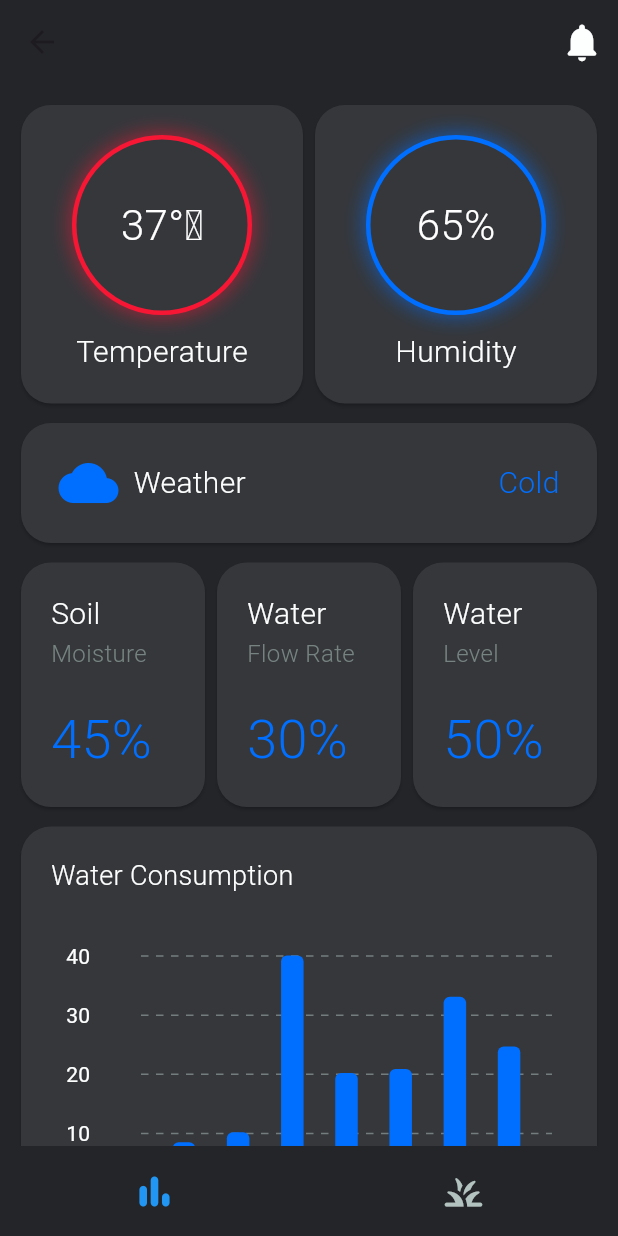
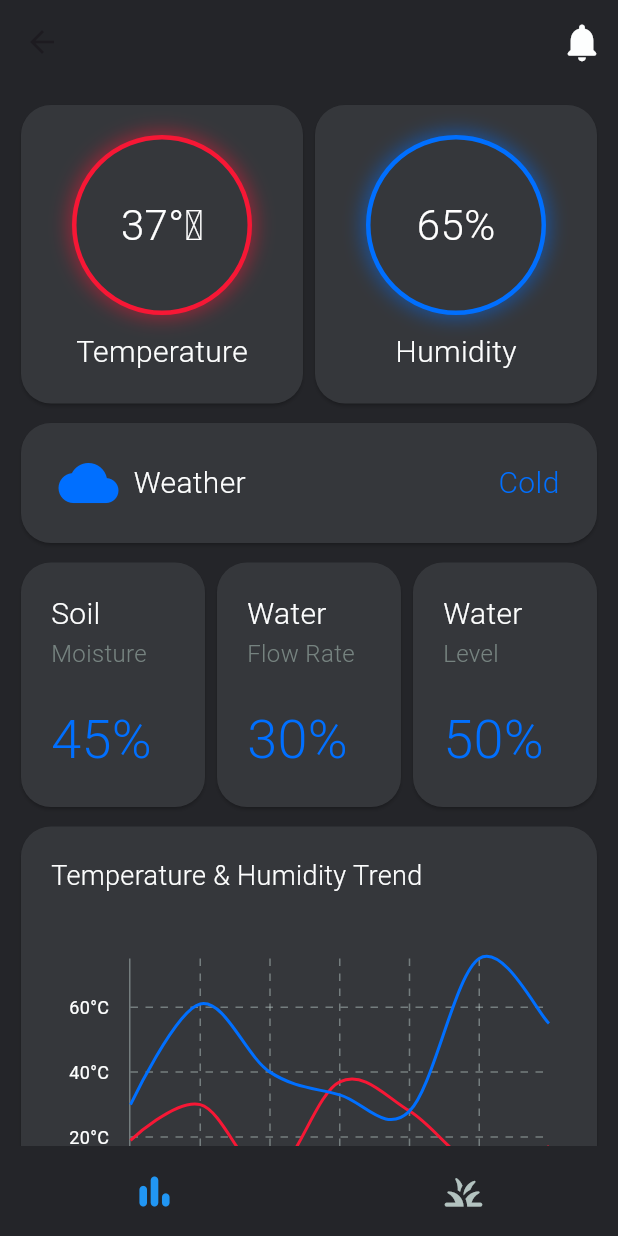
Before and after one commit to raedbgr/SmartDrop, a Flutter app: the NavigationPage screen opened by its route, on a phone screen of 412 x 824 dp. Run offline on Flutter 3.47's test engine with Material 3 defaults, Android fonts, the phone set to English and light mode, and no system bars; drawn by our look-alikes of fl_chart; our stand-ins replace get.

```diff
--- /dev/null
+++ b/lib/components/temp_humi_chart.dart
@@ -0,0 +1,129 @@
+import '/imports.dart';
+
+class TempHumiChart extends StatelessWidget {
+  final List<double> temperatureData;
+  final List<double> humidityData;
+
+  const TempHumiChart({
+    super.key,
+    required this.temperatureData,
+    required this.humidityData,
+  });
+
+  @override
+  Widget build(BuildContext context) {
+    return AspectRatio(
+      aspectRatio: 1.8, // Adjust the size
+      child: Padding(
+        padding: const EdgeInsets.all(12.0),
+        child: LineChart(
+          LineChartData(
+            titlesData: FlTitlesData(
+              leftTitles: AxisTitles(
+                sideTitles: SideTitles(
+                  showTitles: true,
+                  maxIncluded: false,
+                  minIncluded: false,
+                  reservedSize: 40,
+                  getTitlesWidget: (value, meta) {
+                    return Text('${value.toInt()}°C',
+                        style: const TextStyle(
+                          fontSize: 12,
+                          color: Color(0xfffdfefe),
+                        ));
+                  },
+                ),
+              ),
+              bottomTitles: AxisTitles(
+                sideTitles: SideTitles(
+                  showTitles: true,
+                  reservedSize: 30,
+                  getTitlesWidget: (value, meta) {
+                    return Text('${value.toInt()}s',
+                        style: const TextStyle(
+                          fontSize: 12,
+                          color: Color(0xfffdfefe),
+                        ));
+                  },
+                ),
+              ),
+              rightTitles: const AxisTitles(),
+              topTitles: const AxisTitles(),
+            ),
+            gridData: FlGridData(
+              show: true,
+              drawHorizontalLine: true,
+              drawVerticalLine: true,
+              horizontalInterval: 20,
+              getDrawingHorizontalLine: (value) {
+                return FlLine(
+                  color: const Color(0xffb3c3c0).withOpacity(0.5),
+                  strokeWidth: 1,
+                  dashArray: [5],
+                );
+              },
+              getDrawingVerticalLine: (value) {
+                return FlLine(
+                  color: const Color(0xffb3c3c0).withOpacity(0.5),
+                  strokeWidth: 1,
+                  dashArray: [5],
+                );
+              },
+            ),
+            lineTouchData: LineTouchData(
+              touchTooltipData: LineTouchTooltipData(
+                getTooltipColor: (_) => const Color(0xffdadada),
+                tooltipRoundedRadius: 75,
+                tooltipPadding: const EdgeInsets.all(8),
+                tooltipMargin: 5,
+                getTooltipItems: (List<LineBarSpot> touchedSpots) {
+                  return touchedSpots.map((LineBarSpot touchedSpot) {
+                    return LineTooltipItem(
+                      '${touchedSpot.y.toInt()}',
+                      const TextStyle(color: Color(0xff080908)),
+                    );
+                  }).toList();
+                },
+              ),
+            ),
+            borderData: FlBorderData(
+              show: true,
+              border: Border(
+                left: BorderSide(
+                  color: const Color(0xffb3c3c0).withOpacity(0.5),
+                  width: 1,
+                ),
+                bottom: BorderSide(
+                  color: const Color(0xffb3c3c0).withOpacity(0.5),
+                  width: 1,
+                ),
+              ),
+            ),
+            lineBarsData: [
+              // Temperature Line
+              LineChartBarData(
+                spots: temperatureData.asMap().entries.map((e) {
+                  return FlSpot(e.key.toDouble(), e.value);
+                }).toList(),
+                isCurved: true,
+                color: const Color(0xfff71735),
+                dotData: const FlDotData(show: false),
+                belowBarData: BarAreaData(show: false),
+              ),
+              // Humidity Line
+              LineChartBarData(
+                spots: humidityData.asMap().entries.map((e) {
+                  return FlSpot(e.key.toDouble(), e.value);
+                }).toList(),
+                isCurved: true,
+                color: const Color(0xff006fff),
+                dotData: const FlDotData(show: false),
+                belowBarData: BarAreaData(show: false),
+              ),
+            ],
+          ),
+        ),
+      ),
+    );
+  }
+}
--- a/lib/controllers/dashboard_controller.dart
+++ b/lib/controllers/dashboard_controller.dart
@@ -6,6 +6,16 @@ class DashboardController extends GetxController {
   final int soilMoisture = 45;
   final int waterFlow = 30;
   final int waterLevel = 50;
+  final List<double> temperatureData = [
+    19.0,
+    30.0,
+    8.0,
+    37.0,
+    28.0,
+    11.0,
+    17.0
+  ];
+  final List<double> humidityData = [30.0, 61.0, 40.0, 33.0, 28.0, 75.0, 55.0];
   final List<double> waterConsumption = [
     8.5,
     10.2,
--- /dev/null
+++ b/lib/controllers/plants_controller.dart
@@ -0,0 +1,21 @@
+import '/imports.dart';
+
+class PlantsController extends GetxController {
+  TextEditingController searchController = TextEditingController();
+  RxList<PlantModel> searchList = <PlantModel>[].obs;
+  String searchPlantText = '';
+  final List<PlantModel> plants = [
+    PlantModel(id: 1, name: 'karmousa', recTemp: '20-25°C', recHum: '40-50%', recSoil: 'Moist'),
+    PlantModel(id: 2, name: '3enba', recTemp: '25-30°C', recHum: '50-60%', recSoil: 'Moist'),
+    PlantModel(id: 3, name: 'batata', recTemp: '30-35°C', recHum: '60-70%', recSoil: 'Moist'),
+    PlantModel(id: 4, name: 'felfel', recTemp: '20-25°C', recHum: '40-50%', recSoil: 'Moist'),
+    PlantModel(id: 5, name: 'tmatem', recTemp: '25-30°C', recHum: '50-60%', recSoil: 'Moist'),
+    PlantModel(id: 6, name: 'ma3dnous', recTemp: '30-35°C', recHum: '60-70%', recSoil: 'Moist'),
+    PlantModel(id: 7, name: 'plant 1', recTemp: '20-25°C', recHum: '40-50%', recSoil: 'Moist'),
+  ];
+
+  void updateSearchList(String searchText) {
+    searchList.assignAll(plants.where((element) =>
+        element.name.toLowerCase().contains(searchText.toLowerCase())).toList());
+  }
+}
--- a/lib/main.dart
+++ b/lib/main.dart
@@ -10,7 +10,7 @@ class MyApp extends StatelessWidget {
   Widget build(BuildContext context) {
     return GetMaterialApp(
       debugShowCheckedModeBanner: false,
-      initialRoute: '/',
+      initialRoute: '/login',
       initialBinding: MyBindings(),
       getPages: Routes.routes,
     );
--- a/lib/views/dashboard.dart
+++ b/lib/views/dashboard.dart
@@ -13,9 +13,7 @@ class _DashboardPageState extends State<DashboardPage> {
 
   @override
   Widget build(BuildContext context) {
-    return SafeArea(
-      child: Expanded(
-        child: SingleChildScrollView(
+    return SingleChildScrollView(
       physics: const BouncingScrollPhysics(),
       child: Padding(
         padding: const EdgeInsets.all(10),
@@ -185,6 +183,25 @@ class _DashboardPageState extends State<DashboardPage> {
                 ),
               ],
             ),
+            // Temperature & Humidity Chart
+            MyCard(
+                child: Column(
+              crossAxisAlignment: CrossAxisAlignment.stretch,
+              spacing: 30,
+              children: [
+                const Text("Temperature & Humidity Trend",
+                    style: TextStyle(
+                        color: Color(0xfffdfefe),
+                        fontSize: 18,
+                        fontWeight: FontWeight.w300)),
+                SizedBox(
+                  height: 200,
+                  child: TempHumiChart(
+                      temperatureData: dashCtrl.temperatureData,
+                      humidityData: dashCtrl.humidityData),
+                ),
+              ],
+            )),
             // Water Consumption Chart
             MyCard(
                 child: Column(
@@ -206,8 +223,6 @@ class _DashboardPageState extends State<DashboardPage> {
           ],
         ),
       ),
-        ),
-      ),
     );
   }
 }
--- a/lib/views/login.dart
+++ b/lib/views/login.dart
@@ -16,7 +16,7 @@ class _LoginPageState extends State<LoginPage> {
             mainAxisAlignment: MainAxisAlignment.center,
             children: [
               const Text(
-                "Login",
+                "Smart Drop",
                 style: TextStyle(
                   color: Color(0xfffdfefe),
                   fontSize: 30,
--- a/lib/views/navigation_page.dart
+++ b/lib/views/navigation_page.dart
@@ -32,7 +32,7 @@ class _NavigationPageState extends State<NavigationPage> {
                 )),
           ],
         ),
-        body: controller.getScreen(controller.selectedPage.value, _scaffoldKey),
+        body: SafeArea(child: controller.getScreen(controller.selectedPage.value, _scaffoldKey)),
         bottomNavigationBar: MyNavBar(),
       ),
     );
```
Also changed, not shown: lib/bindings.dart (+6 -1 lines), lib/components/search_bar.dart (added, +52 -0 lines), lib/components/water_consumption_chart.dart (+8 -3 lines), lib/imports.dart (+19 -4 lines), lib/models/plantModel.dart (added, +25 -0 lines), lib/views/plants.dart (+109 -10 lines), 4 other files. Lines whose indentation alone changed are shown as unchanged.
